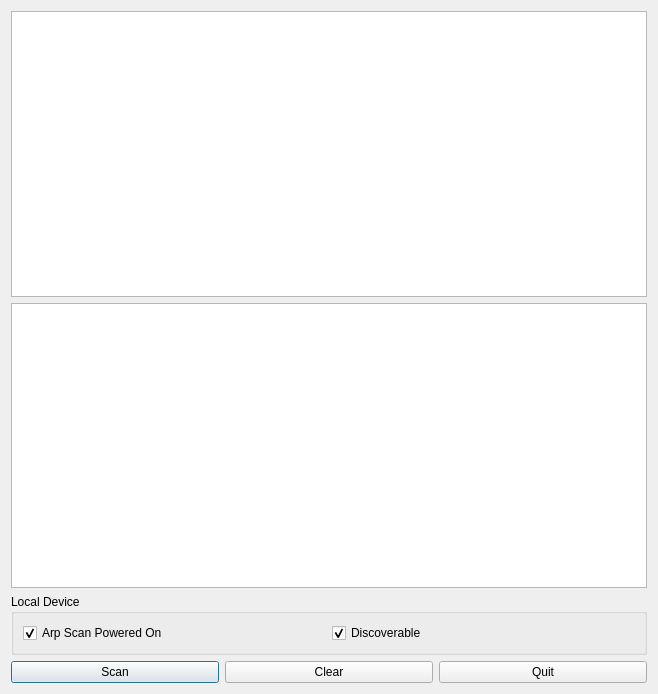
Before: the Qt Designer form ui/arpscan.ui in CyberRoute/phantom, drawn with Qt 5.
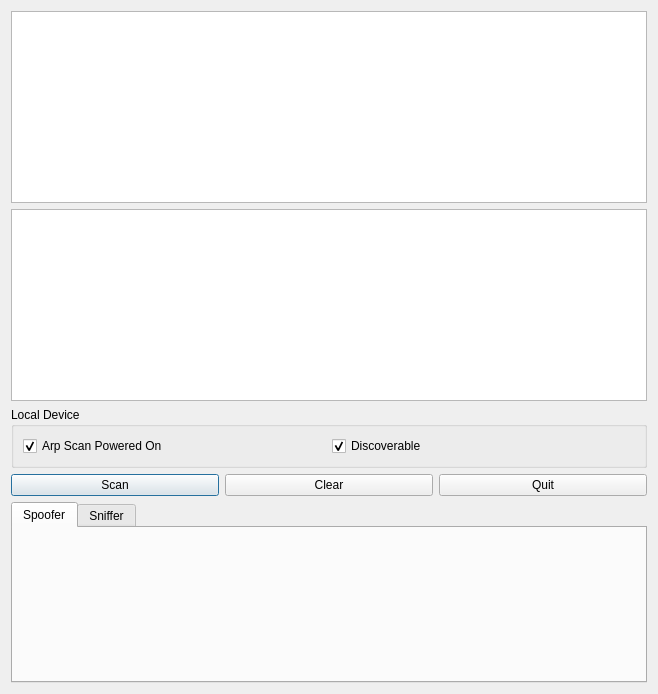
After: the same form once the commit is applied.

Commit message: adding spoofer and sniffer placeholders

What changed in the file:
```diff
--- a/ui/arpscan.ui
+++ b/ui/arpscan.ui
@@ -74,6 +74,23 @@
      </item>
     </layout>
    </item>
+   <item>
+    <widget class="QTabWidget" name="tabWidget">
+     <property name="currentIndex">
+      <number>0</number>
+     </property>
+     <widget class="QWidget" name="tab_7">
+      <attribute name="title">
+       <string>Spoofer</string>
+      </attribute>
+     </widget>
+     <widget class="QWidget" name="tab_8">
+      <attribute name="title">
+       <string>Sniffer</string>
+      </attribute>
+     </widget>
+    </widget>
+   </item>
   </layout>
  </widget>
  <resources/>
```
The commit also changes 1 other file.
